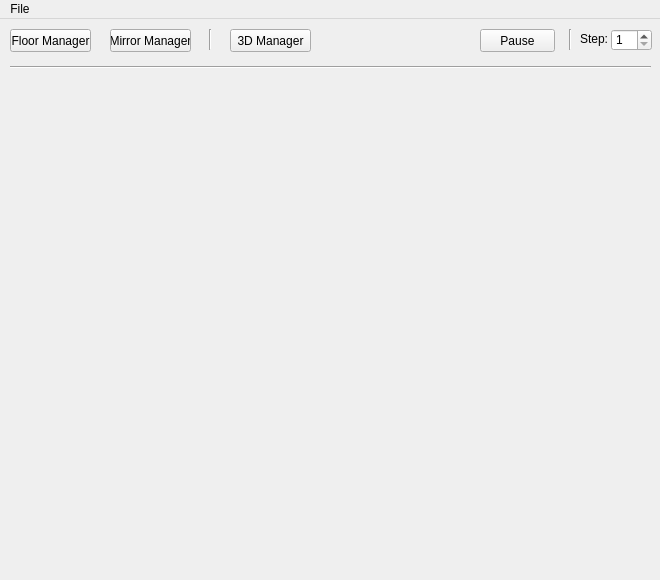
mariojgpinto/Thesis, file Project/NISpeculum/GUI/SpeculumGUI.ui: the form before one commit.
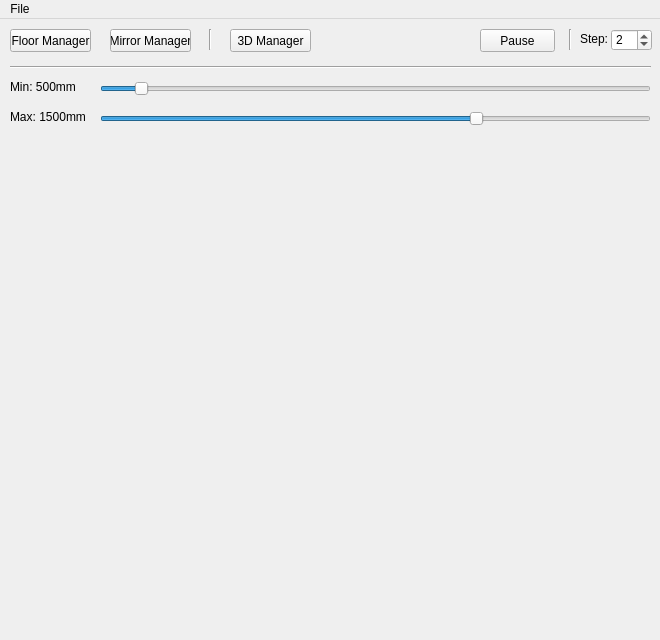
The form after the commit.

What changed in the file:
```diff
--- a/Project/NISpeculum/GUI/SpeculumGUI.ui
+++ b/Project/NISpeculum/GUI/SpeculumGUI.ui
@@ -7,7 +7,7 @@
     <x>0</x>
     <y>0</y>
     <width>660</width>
-    <height>580</height>
+    <height>640</height>
    </rect>
   </property>
   <property name="windowTitle">
@@ -18,7 +18,7 @@
     <property name="geometry">
      <rect>
       <x>10</x>
-      <y>60</y>
+      <y>120</y>
       <width>640</width>
       <height>480</height>
      </rect>
@@ -104,6 +104,9 @@
     <property name="maximum">
      <number>16</number>
     </property>
+    <property name="value">
+     <number>2</number>
+    </property>
    </widget>
    <widget class="QLabel" name="label">
     <property name="geometry">
@@ -144,6 +147,76 @@
      <string>3D Manager</string>
     </property>
    </widget>
+   <widget class="QSlider" name="_main_horizontal_slider_min">
+    <property name="geometry">
+     <rect>
+      <x>100</x>
+      <y>60</y>
+      <width>551</width>
+      <height>20</height>
+     </rect>
+    </property>
+    <property name="minimum">
+     <number>400</number>
+    </property>
+    <property name="maximum">
+     <number>2000</number>
+    </property>
+    <property name="value">
+     <number>500</number>
+    </property>
+    <property name="orientation">
+     <enum>Qt::Horizontal</enum>
+    </property>
+   </widget>
+   <widget class="QLabel" name="_main_label_min">
+    <property name="geometry">
+     <rect>
+      <x>10</x>
+      <y>60</y>
+      <width>81</width>
+      <height>16</height>
+     </rect>
+    </property>
+    <property name="text">
+     <string>Min: 500mm</string>
+    </property>
+   </widget>
+   <widget class="QLabel" name="_main_label_max">
+    <property name="geometry">
+     <rect>
+      <x>10</x>
+      <y>90</y>
+      <width>81</width>
+      <height>16</height>
+     </rect>
+    </property>
+    <property name="text">
+     <string>Max: 1500mm</string>
+    </property>
+   </widget>
+   <widget class="QSlider" name="_main_horizontal_slider_max">
+    <property name="geometry">
+     <rect>
+      <x>100</x>
+      <y>90</y>
+      <width>551</width>
+      <height>20</height>
+     </rect>
+    </property>
+    <property name="minimum">
+     <number>400</number>
+    </property>
+    <property name="maximum">
+     <number>2000</number>
+    </property>
+    <property name="value">
+     <number>1500</number>
+    </property>
+    <property name="orientation">
+     <enum>Qt::Horizontal</enum>
+    </property>
+   </widget>
   </widget>
   <widget class="QMenuBar" name="menuBar">
    <property name="geometry">
```
